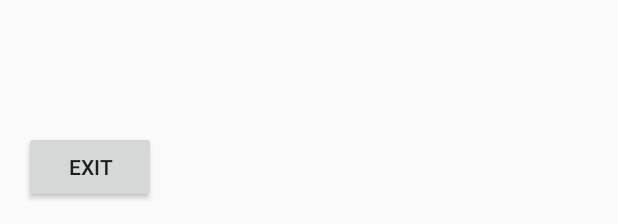
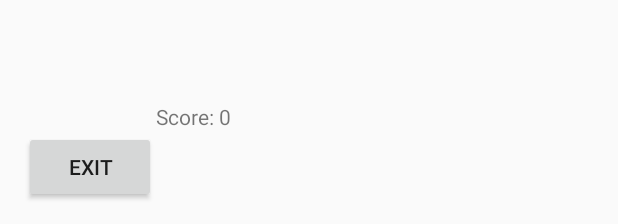
Before and after one commit to LuisP1995/Advanced-Analysis-and-Design, an Android app: the layout activity_pairs_game.xml on its own in the app's theme, with its tools: preview values and no code run, on a phone screen of 412 x 824 dp. Shown: the part 1009-1233 px from the top of the screen. Run offline under Robolectric (Android 15) with nearby library versions, the phone set to English and light mode, and no system bars; network calls fail.

Commit message:
Pairs game completed ***Bug Fixes*** *Images not resetting after user has chosen two cards which do not match *Problem with scoring, which caused the game to crash *Problem with the cards not occupying the 4x4 grid space *Second card selection would not flip and not show its front image

```diff
--- a/AADProject/app/src/main/res/layout/activity_pairs_game.xml
+++ b/AADProject/app/src/main/res/layout/activity_pairs_game.xml
@@ -22,4 +22,26 @@
         android:id="@+id/pairsExit"
         android:layout_row="9"
         android:layout_column="0" />
+
+    <TextView
+        android:layout_width="wrap_content"
+        android:layout_height="wrap_content"
+        android:layout_alignParentBottom="true"
+        android:layout_alignParentLeft="true"
+        android:layout_alignParentStart="true"
+        android:id="@+id/pairsScore"
+        android:layout_row="8"
+        android:layout_column="3"
+        android:text="0" />
+
+    <TextView
+        android:layout_width="wrap_content"
+        android:layout_height="wrap_content"
+        android:layout_alignParentBottom="true"
+        android:layout_alignParentLeft="true"
+        android:layout_alignParentStart="true"
+        android:id="@+id/scoreLabel"
+        android:layout_row="8"
+        android:layout_column="2"
+        android:text="Score: " />
 </GridLayout>
```
Also changed, not shown: AADProject/app/src/main/java/com/example/rebecca/aadproject/PairsGame.java (+159 -10 lines), AADProject/app/src/main/java/com/example/rebecca/aadproject/memoryGameCard.java (+11 -6 lines).
